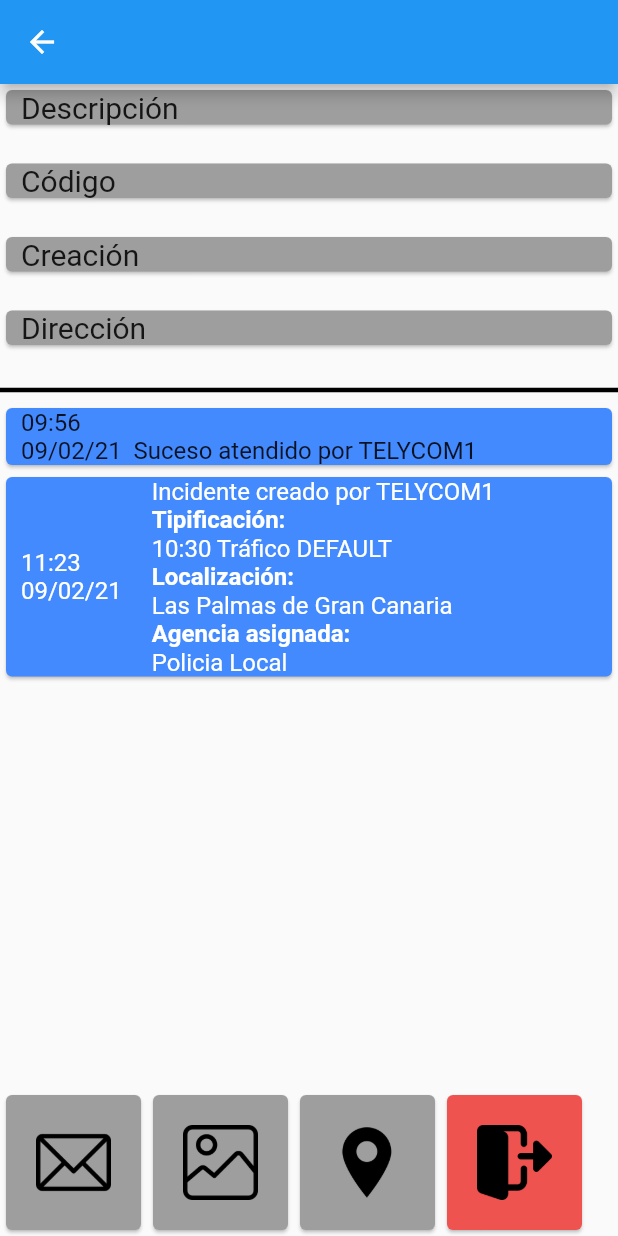
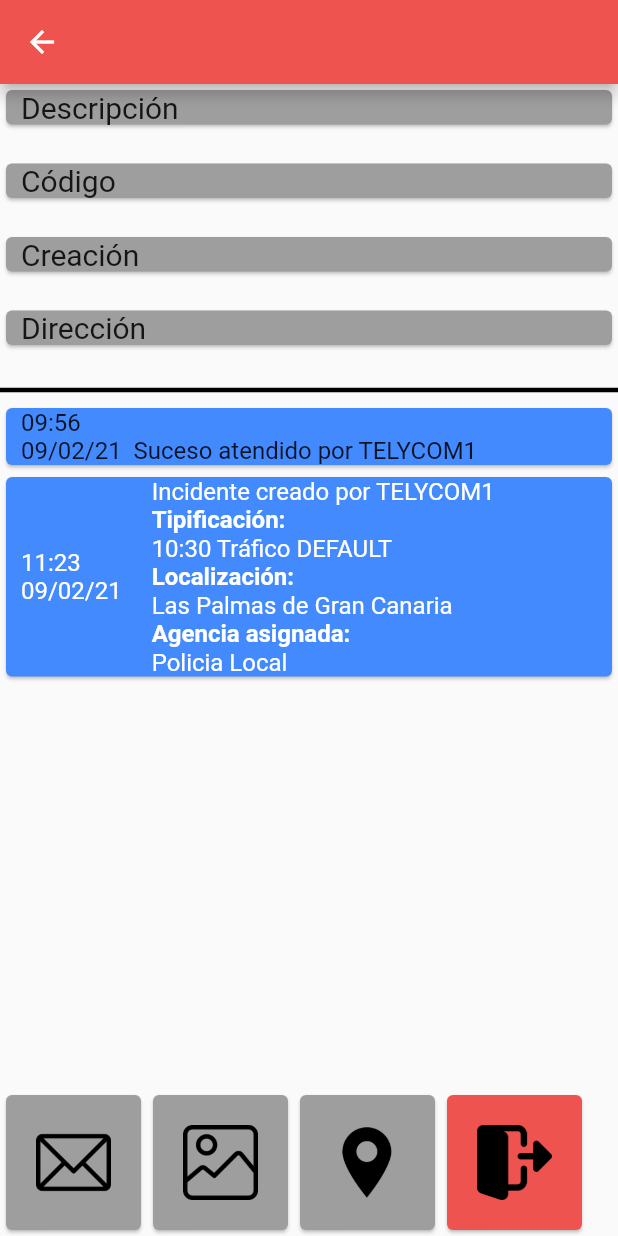
Before and after one commit to LuisPlasencia/proyecto-flutter, a Flutter app: the DetalleInicidencias screen opened directly with empty values, on a phone screen of 412 x 824 dp. Run offline on Flutter 3.47's test engine with Material 2 defaults, Android fonts, the phone set to English and light mode, and no system bars; our stand-ins replace flutter_map, latlong; missing offline and left inert: flutter_map_arcgis.

Commit message:
app bar de detalle cambia color

```diff
--- a/telycom_app/lib/DetalleIncidencias.dart
+++ b/telycom_app/lib/DetalleIncidencias.dart
@@ -8,12 +8,15 @@ void main() {
   ));
 }
 
+
 class DetalleInicidencias extends StatelessWidget {
   final String creation;
   final String reference;
   final String state;
   final String direction;
   final String description;
+
+  Color colorAppBar;
 
   DetalleInicidencias(
       {Key key,
@@ -26,8 +29,19 @@ class DetalleInicidencias extends StatelessWidget {
 
   @override
   Widget build(BuildContext context) {
+
+    if(state == "Atendido"){
+      colorAppBar = Colors.green[400];
+    } else {
+      colorAppBar = Colors.red[400];
+    }
     return Scaffold(
-      appBar: AppBar(title: Text(reference)),
+      appBar: AppBar(
+          backgroundColor: colorAppBar,
+          title:
+          Text(reference)
+
+      ),
       body: Column(
         crossAxisAlignment: CrossAxisAlignment.start,
         children: [
```
